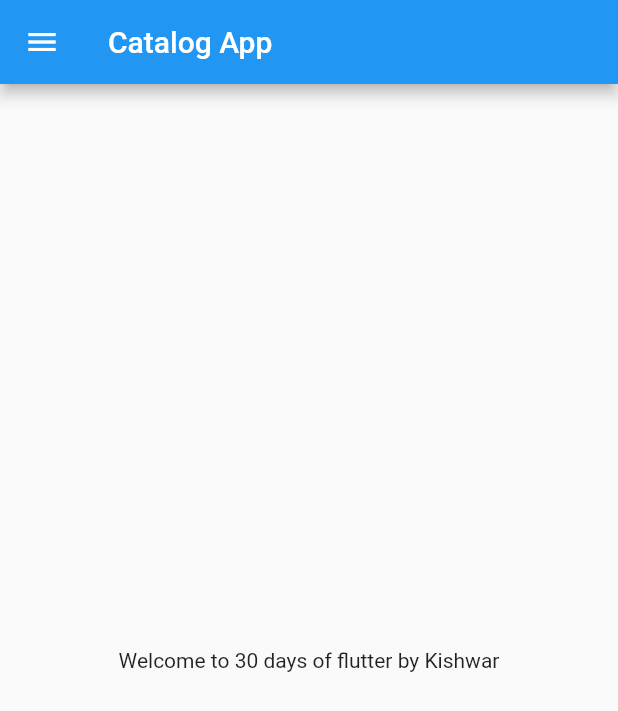
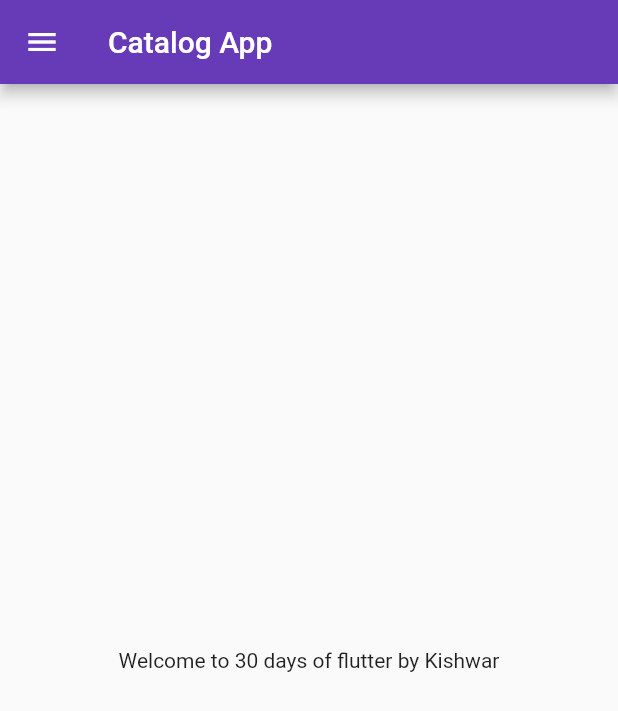
Before and after one commit to kishwerjabeen/Learn-Flutter-30days, a Flutter app: the screen it shows after launch, on a phone screen of 412 x 824 dp. Shown: the top 711 px of the screen. Run offline on Flutter 3.47's test engine with Material 2 defaults, Android fonts, the phone set to English and light mode, and no system bars.

Commit message:
Third  Day Complated

```diff
--- a/lib/main.dart
+++ b/lib/main.dart
@@ -1,4 +1,5 @@
 import 'package:flutter/material.dart';
+import 'package:flutter_application_1/login_page.dart';
 import './home_page.dart';
 
 void main() {
@@ -9,7 +10,17 @@ class MyApp extends StatelessWidget {
   @override
   Widget build(BuildContext context) {
     return MaterialApp(
-      home: HomePage(),
+      // home: HomePage(),
+      themeMode: ThemeMode.light,
+      // themeMode: ThemeMode.dark,
+      theme: ThemeData(primarySwatch: Colors.deepPurple),
+      darkTheme: ThemeData(brightness: Brightness.dark),
+      initialRoute: "/home",
+      routes: {
+        "/": (context) => LoginPage(),
+        "/home": (context) => HomePage(),
+        "/login": (context) => LoginPage()
+      },
     );
   }
 }
```
Also changed, not shown: lib/login_page.dart (added, +16 -0 lines).
